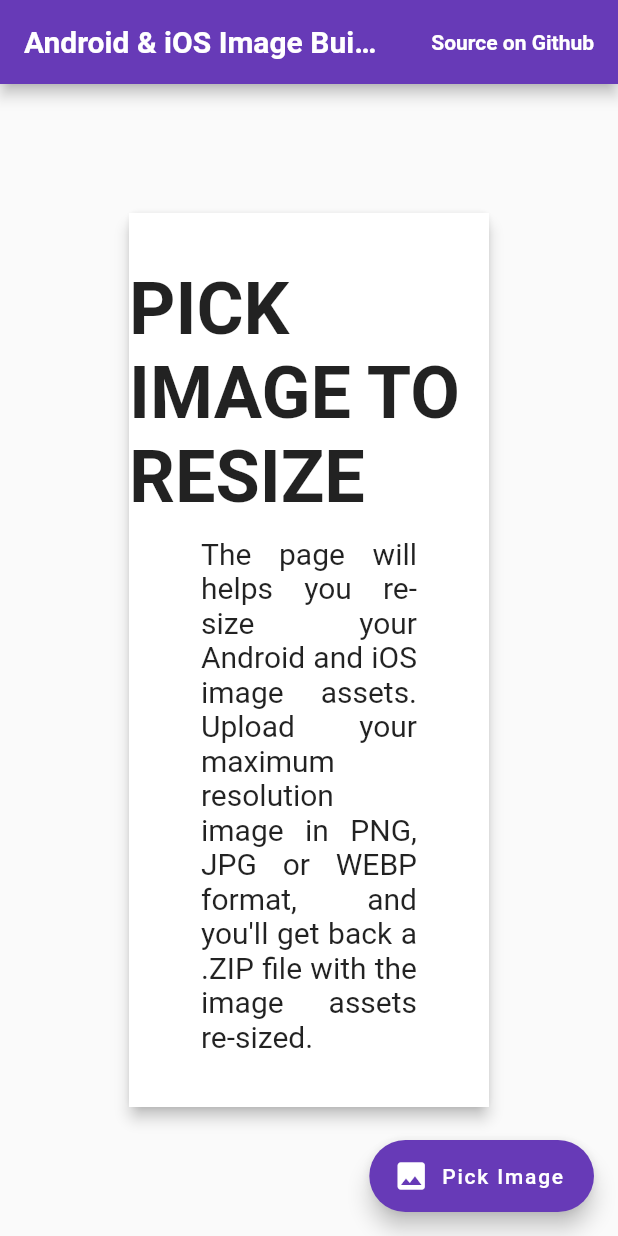
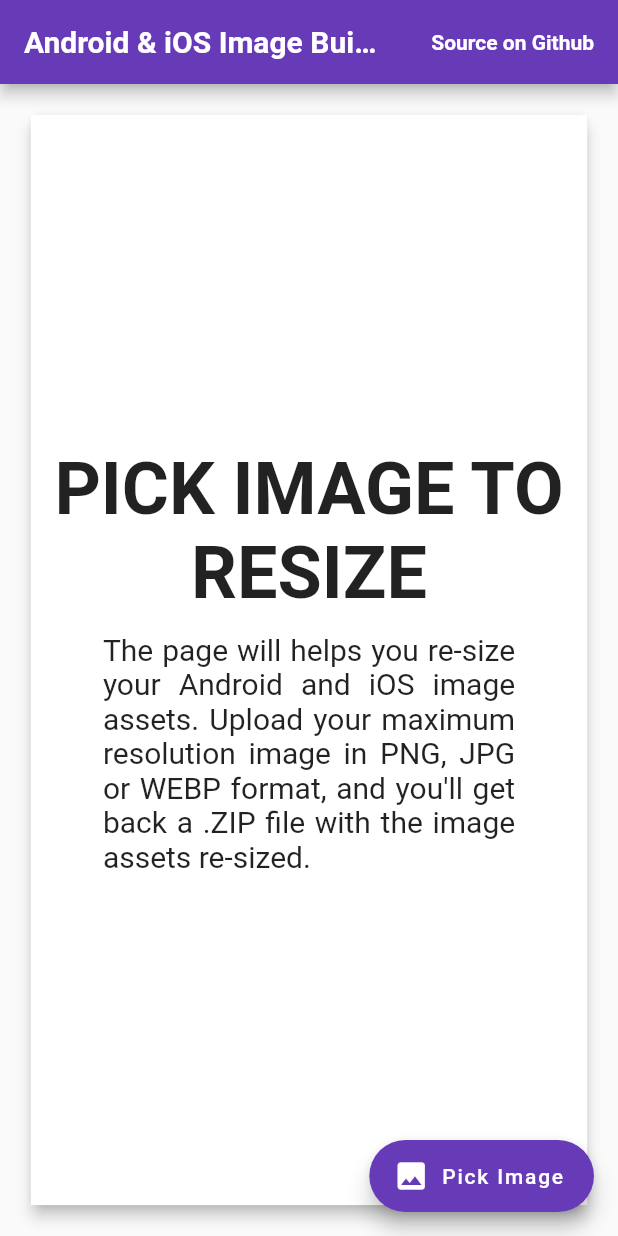
Before and after one commit to Dhaval2404/android-ios-image-resizer, a Flutter app: the screen it shows after launch, after a tap on "Pick Image", on a phone screen of 412 x 824 dp. Run offline on Flutter 3.47's test engine with Material 2 defaults, Android fonts, the phone set to English and light mode, and no system bars; our stand-ins replace dio, easy_localization, image_picker, percent_indicator; missing offline and left inert: dart:html, image_picker_web, mime_type.

Commit message:
Fixed responsive issue

```diff
--- a/lib/home_page.dart
+++ b/lib/home_page.dart
@@ -50,9 +50,10 @@ class _MyHomePageState extends State<MyHomePage> {
   }
 
   Widget _body() {
+    var margin = MediaQuery.of(context).size.width * 0.05;
     return Container(
       child: Card(
-          margin: EdgeInsets.all(86),
+          margin: EdgeInsets.all(margin),
           elevation: 4,
           shape: RoundedRectangleBorder(
             borderRadius: BorderRadius.circular(6.0),
@@ -70,6 +71,7 @@ class _MyHomePageState extends State<MyHomePage> {
         crossAxisAlignment: CrossAxisAlignment.center,
         children: [
           Text("PICK IMAGE TO RESIZE",
+              textAlign: TextAlign.center,
               style: TextStyle(fontSize: 48, fontWeight: FontWeight.w600)),
           SizedBox(height: 12),
           Padding(
@@ -109,8 +111,6 @@ class _MyHomePageState extends State<MyHomePage> {
             ImageFile(List.from(mediaData.data), fileName: mediaFile.name);
         IMAGE_FILES.add(imageFile);
       });
-    } else {
-      print("mediaFile is null");
     }
   }
 }
```
